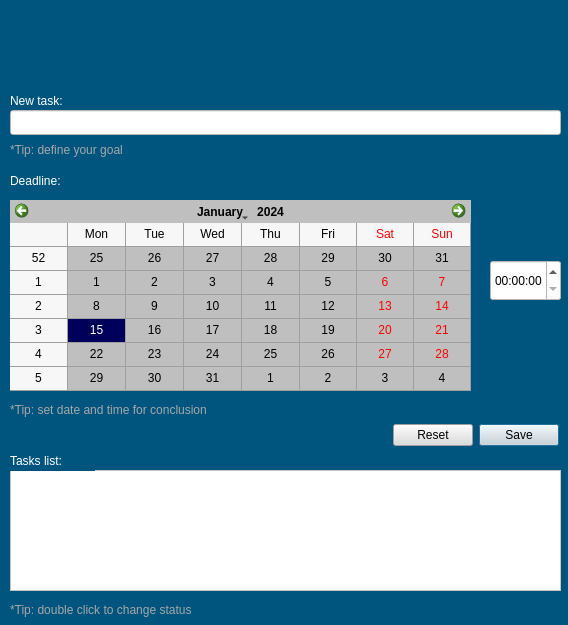
lucassaporetti/frogs_tasks_organizer, file task_organizer/src/ui/qt/form/task_organizer.ui: the form before one commit.
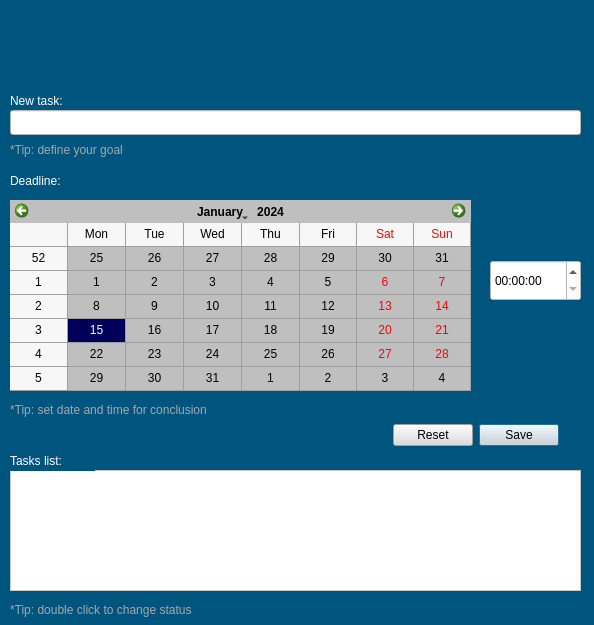
The form after the commit. Icons and pictures are not drawn.

Patch:
```diff
--- a/task_organizer/src/ui/qt/form/task_organizer.ui
+++ b/task_organizer/src/ui/qt/form/task_organizer.ui
@@ -6,20 +6,20 @@
    <rect>
     <x>0</x>
     <y>0</y>
-    <width>568</width>
+    <width>594</width>
     <height>625</height>
    </rect>
   </property>
   <property name="minimumSize">
    <size>
-    <width>10</width>
-    <height>10</height>
+    <width>594</width>
+    <height>625</height>
    </size>
   </property>
   <property name="maximumSize">
    <size>
-    <width>700</width>
-    <height>900</height>
+    <width>594</width>
+    <height>625</height>
    </size>
   </property>
   <property name="windowTitle">
@@ -120,7 +120,7 @@
     <rect>
      <x>10</x>
      <y>470</y>
-     <width>551</width>
+     <width>571</width>
      <height>121</height>
     </rect>
    </property>
@@ -207,7 +207,7 @@
     <rect>
      <x>10</x>
      <y>110</y>
-     <width>551</width>
+     <width>571</width>
      <height>25</height>
     </rect>
    </property>
@@ -297,7 +297,7 @@
     <rect>
      <x>490</x>
      <y>260</y>
-     <width>71</width>
+     <width>91</width>
      <height>41</height>
     </rect>
    </property>
```
